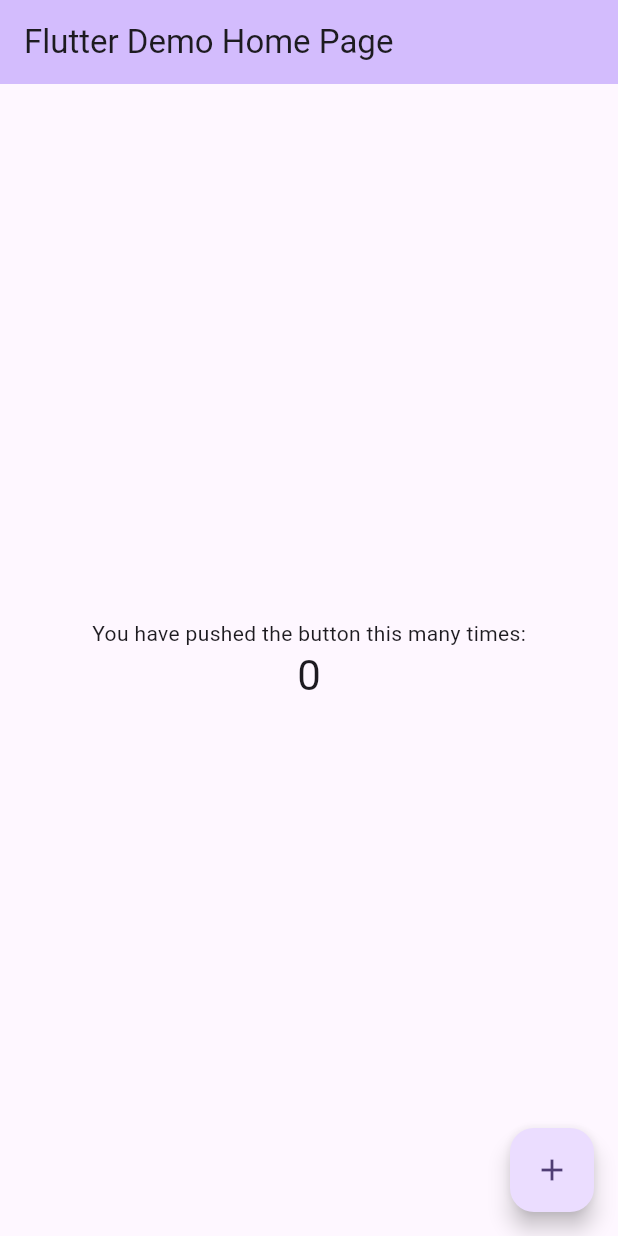
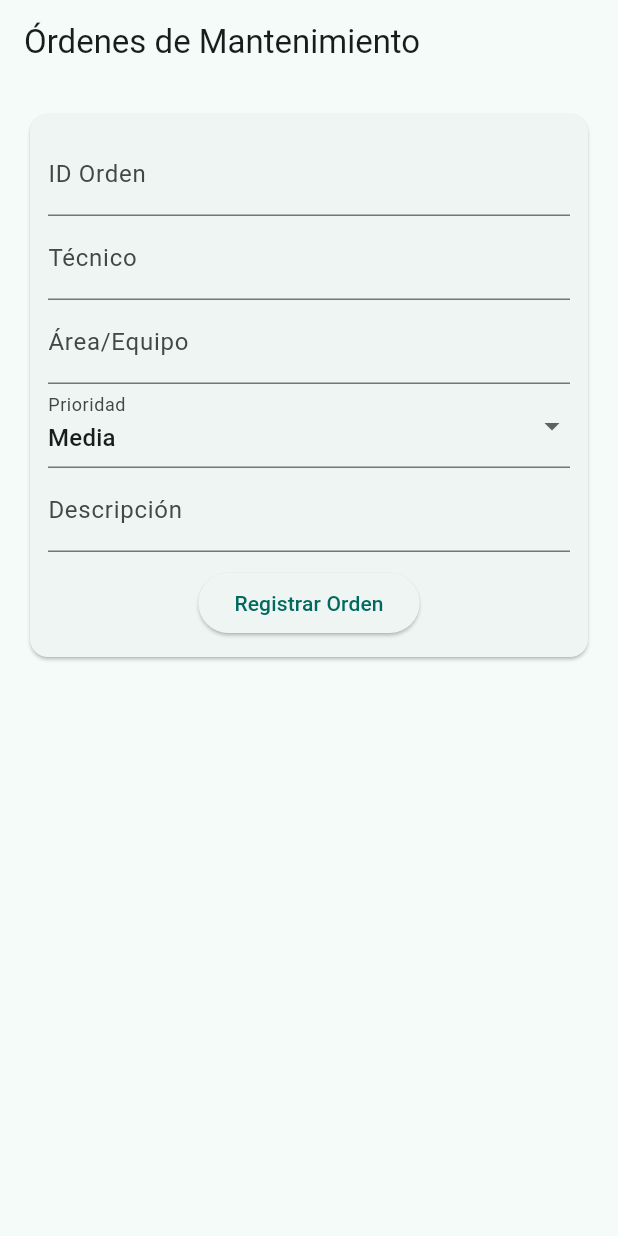
Before and after one commit to fonsecaariadna5-droid/Examen_Portalesweb, a Flutter app: the screen it shows after launch, on a phone screen of 412 x 824 dp. Run offline on Flutter 3.47's test engine with Material 3 defaults, Android fonts, the phone set to English and light mode, and no system bars.

Commit message:
Agregando nueva carpeta

```diff
--- a/lib/main.dart
+++ b/lib/main.dart
@@ -1,5 +1,5 @@
 import 'package:flutter/material.dart';
-
+import 'screens/home_screen.dart';
 void main() {
   runApp(const MyApp());
 }
@@ -7,116 +7,16 @@ void main() {
 class MyApp extends StatelessWidget {
   const MyApp({super.key});
 
-  // This widget is the root of your application.
   @override
   Widget build(BuildContext context) {
     return MaterialApp(
-      title: 'Flutter Demo',
+      debugShowCheckedModeBanner: false,
+      title: 'Maintenance App',
       theme: ThemeData(
-        // This is the theme of your application.
-        //
-        // TRY THIS: Try running your application with "flutter run". You'll see
-        // the application has a purple toolbar. Then, without quitting the app,
-        // try changing the seedColor in the colorScheme below to Colors.green
-        // and then invoke "hot reload" (save your changes or press the "hot
-        // reload" button in a Flutter-supported IDE, or press "r" if you used
-        // the command line to start the app).
-        //
-        // Notice that the counter didn't reset back to zero; the application
-        // state is not lost during the reload. To reset the state, use hot
-        // restart instead.
-        //
-        // This works for code too, not just values: Most code changes can be
-        // tested with just a hot reload.
-        colorScheme: .fromSeed(seedColor: Colors.deepPurple),
+        useMaterial3: true,
+        colorSchemeSeed: Colors.teal,
       ),
-      home: const MyHomePage(title: 'Flutter Demo Home Page'),
+      home: const HomeScreen(),
     );
   }
 }
-
-class MyHomePage extends StatefulWidget {
-  const MyHomePage({super.key, required this.title});
-
-  // This widget is the home page of your application. It is stateful, meaning
-  // that it has a State object (defined below) that contains fields that affect
-  // how it looks.
-
-  // This class is the configuration for the state. It holds the values (in this
-  // case the title) provided by the parent (in this case the App widget) and
-  // used by the build method of the State. Fields in a Widget subclass are
-  // always marked "final".
-
-  final String title;
-
-  @override
-  State<MyHomePage> createState() => _MyHomePageState();
-}
-
-class _MyHomePageState extends State<MyHomePage> {
-  int _counter = 0;
-
-  void _incrementCounter() {
-    setState(() {
-      // This call to setState tells the Flutter framework that something has
-      // changed in this State, which causes it to rerun the build method below
-      // so that the display can reflect the updated values. If we changed
-      // _counter without calling setState(), then the build method would not be
-      // called again, and so nothing would appear to happen.
-      _counter++;
-    });
-  }
-
-  @override
-  Widget build(BuildContext context) {
-    // This method is rerun every time setState is called, for instance as done
-    // by the _incrementCounter method above.
-    //
-    // The Flutter framework has been optimized to make rerunning build methods
-    // fast, so that you can just rebuild anything that needs updating rather
-    // than having to individually change instances of widgets.
-    return Scaffold(
-      appBar: AppBar(
-        // TRY THIS: Try changing the color here to a specific color (to
-        // Colors.amber, perhaps?) and trigger a hot reload to see the AppBar
-        // change color while the other colors stay the same.
-        backgroundColor: Theme.of(context).colorScheme.inversePrimary,
-        // Here we take the value from the MyHomePage object that was created by
-        // the App.build method, and use it to set our appbar title.
-        title: Text(widget.title),
-      ),
-      body: Center(
-        // Center is a layout widget. It takes a single child and positions it
-        // in the middle of the parent.
-        child: Column(
-          // Column is also a layout widget. It takes a list of children and
-          // arranges them vertically. By default, it sizes itself to fit its
-          // children horizontally, and tries to be as tall as its parent.
-          //
-          // Column has various properties to control how it sizes itself and
-          // how it positions its children. Here we use mainAxisAlignment to
-          // center the children vertically; the main axis here is the vertical
-          // axis because Columns are vertical (the cross axis would be
-          // horizontal).
-          //
-          // TRY THIS: Invoke "debug painting" (choose the "Toggle Debug Paint"
-          // action in the IDE, or press "p" in the console), to see the
-          // wireframe for each widget.
-          mainAxisAlignment: .center,
-          children: [
-            const Text('You have pushed the button this many times:'),
-            Text(
-              '$_counter',
-              style: Theme.of(context).textTheme.headlineMedium,
-            ),
-          ],
-        ),
-      ),
-      floatingActionButton: FloatingActionButton(
-        onPressed: _incrementCounter,
-        tooltip: 'Increment',
-        child: const Icon(Icons.add),
-      ),
-    );
-  }
-}
--- a/lib/models/maintenance_order.dart
+++ b/lib/models/maintenance_order.dart
@@ -0,0 +1,15 @@
+class MaintenanceOrder {
+  final String id;
+  final String technician;
+  final String area;
+  final String priority;
+  final String description;
+
+  MaintenanceOrder({
+    required this.id,
+    required this.technician,
+    required this.area,
+    required this.priority,
+    required this.description,
+  });
+}
--- a/lib/screens/home_screen.dart
+++ b/lib/screens/home_screen.dart
@@ -0,0 +1,56 @@
+import 'package:flutter/material.dart';
+import '../models/maintenance_order.dart';
+import '../widgets/order_form.dart';
+import '../widgets/order_card.dart';
+
+class HomeScreen extends StatefulWidget {
+  const HomeScreen({super.key});
+
+  @override
+  State<HomeScreen> createState() => _HomeScreenState();
+}
+
+class _HomeScreenState extends State<HomeScreen> {
+  final List<MaintenanceOrder> _orders = [];
+
+  void _addOrder(MaintenanceOrder order) {
+    setState(() {
+      _orders.add(order);
+    });
+  }
+
+  void _deleteOrder(MaintenanceOrder order) {
+    setState(() {
+      _orders.remove(order);
+    });
+  }
+
+  @override
+  Widget build(BuildContext context) {
+    return Scaffold(
+      appBar: AppBar(
+        title: const Text('Órdenes de Mantenimiento'),
+      ),
+      body: Padding(
+        padding: const EdgeInsets.all(16),
+        child: Column(
+          children: [
+            OrderForm(onSubmit: _addOrder),
+            const SizedBox(height: 20),
+            Expanded(
+              child: ListView.builder(
+                itemCount: _orders.length,
+                itemBuilder: (context, index) {
+                  return OrderCard(
+                    order: _orders[index],
+                    onDelete: () => _deleteOrder(_orders[index]),
+                  );
+                },
+              ),
+            ),
+          ],
+        ),
+      ),
+    );
+  }
+}
--- a/lib/widgets/order_form.dart
+++ b/lib/widgets/order_form.dart
@@ -0,0 +1,99 @@
+import 'package:flutter/material.dart';
+import '../models/maintenance_order.dart';
+
+class OrderForm extends StatefulWidget {
+  final Function(MaintenanceOrder) onSubmit;
+
+  const OrderForm({super.key, required this.onSubmit});
+
+  @override
+  State<OrderForm> createState() => _OrderFormState();
+}
+
+class _OrderFormState extends State<OrderForm> {
+  final _formKey = GlobalKey<FormState>();
+
+  final _idController = TextEditingController();
+  final _techController = TextEditingController();
+  final _areaController = TextEditingController();
+  final _descController = TextEditingController();
+
+  String _priority = 'Media';
+
+  void _submit() {
+    if (_formKey.currentState!.validate()) {
+      final order = MaintenanceOrder(
+        id: _idController.text,
+        technician: _techController.text,
+        area: _areaController.text,
+        priority: _priority,
+        description: _descController.text,
+      );
+
+      widget.onSubmit(order);
+
+      _formKey.currentState!.reset();
+    }
+  }
+
+  @override
+  Widget build(BuildContext context) {
+    return Card(
+      child: Padding(
+        padding: const EdgeInsets.all(12),
+        child: Form(
+          key: _formKey,
+          child: Column(
+            children: [
+              TextFormField(
+                controller: _idController,
+                decoration: const InputDecoration(labelText: 'ID Orden'),
+                validator: (value) =>
+                    value!.isEmpty ? 'Campo obligatorio' : null,
+              ),
+              TextFormField(
+                controller: _techController,
+                decoration: const InputDecoration(labelText: 'Técnico'),
+                validator: (value) =>
+                    value!.isEmpty ? 'Campo obligatorio' : null,
+              ),
+              TextFormField(
+                controller: _areaController,
+                decoration: const InputDecoration(labelText: 'Área/Equipo'),
+                validator: (value) =>
+                    value!.isEmpty ? 'Campo obligatorio' : null,
+              ),
+              DropdownButtonFormField<String>(
+                value: _priority,
+                items: ['Alta', 'Media', 'Baja']
+                    .map((p) => DropdownMenuItem(
+                          value: p,
+                          child: Text(p),
+                        ))
+                    .toList(),
+                onChanged: (value) {
+                  setState(() {
+                    _priority = value!;
+                  });
+                },
+                decoration: const InputDecoration(labelText: 'Prioridad'),
+              ),
+              TextFormField(
+                controller: _descController,
+                decoration:
+                    const InputDecoration(labelText: 'Descripción'),
+                validator: (value) =>
+                    value!.isEmpty ? 'Campo obligatorio' : null,
+              ),
+              const SizedBox(height: 10),
+              ElevatedButton(
+                onPressed: _submit,
+                child: const Text('Registrar Orden'),
+              )
+            ],
+          ),
+        ),
+      ),
+    );
+  }
+}
```
